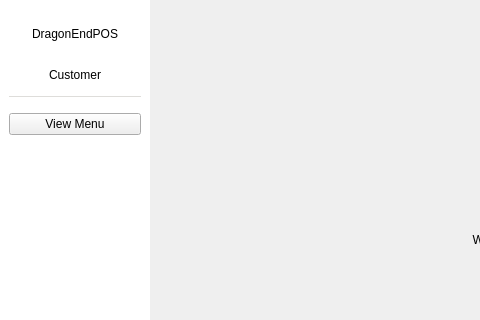
aidanMiklos/COMP3004FINAL, file src/view/dashboardview.ui: the form before one commit; both pictures show x 0 to 480 and y 0 to 320 of the 880 by 479 pixel window.
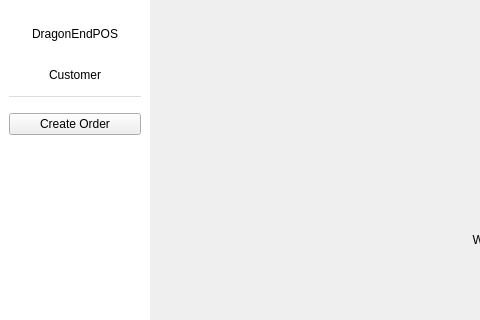
The form after the commit.

Commit message: Login view given full signals and slots, along with some to dashboard

```diff
--- a/src/view/dashboardview.ui
+++ b/src/view/dashboardview.ui
@@ -190,7 +190,7 @@
         <item>
          <widget class="QPushButton" name="dashboardMenuBtn">
           <property name="text">
-           <string>View Menu</string>
+           <string>Create Order</string>
           </property>
          </widget>
         </item>
```
Left out of the diff: 2 changed lines with no effect on the pictures. The commit also changes 12 other files.
